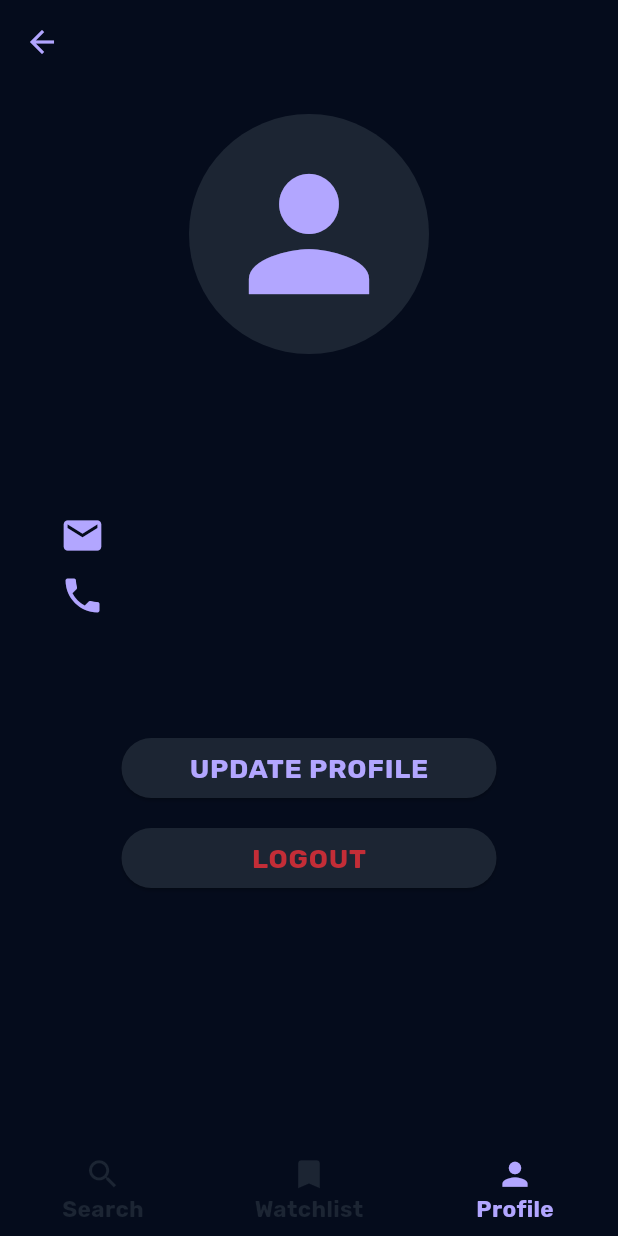
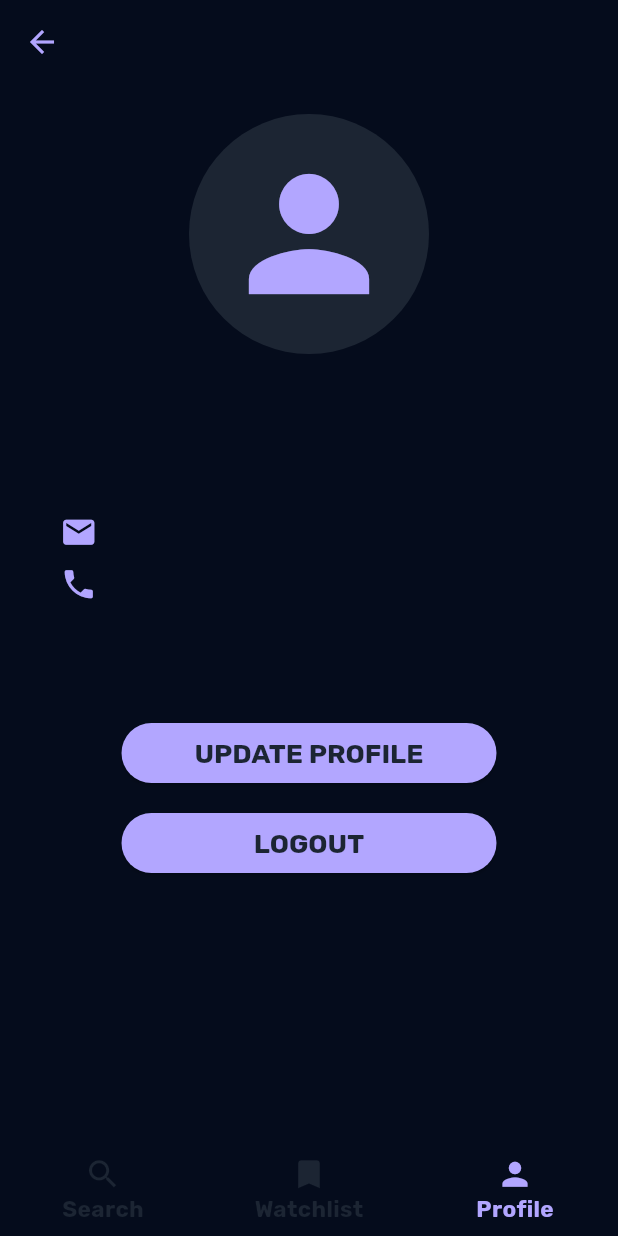
Before and after one commit to ciotirnaealexandru/flick-pick, a Flutter app: the Profile screen opened by its route, on a phone screen of 412 x 824 dp. Run offline on Flutter 3.47's test engine with Material 3 defaults, Android fonts, the phone set to English and light mode, and no system bars; our stand-ins replace cached_network_image, flutter_dotenv, flutter_rating, flutter_secure_storage, google_fonts; accounts and stored records are empty; network calls fail.

```diff
--- a/frontend/lib/components/buttons/button_models/custom_icon_button.dart
+++ b/frontend/lib/components/buttons/button_models/custom_icon_button.dart
@@ -18,10 +18,13 @@ class CustomIconButton extends StatelessWidget {
       onPressed: () => onPressed(context),
       style: ButtonStyle(
         padding: WidgetStatePropertyAll(EdgeInsets.only(left: 15, right: 20)),
+        backgroundColor: WidgetStatePropertyAll(
+          Theme.of(context).colorScheme.primary,
+        ),
       ),
       child: Row(
         children: [
-          Icon(icon, size: 25),
+          Icon(icon, size: 25, color: Theme.of(context).colorScheme.onPrimary),
           SizedBox(width: 6),
           Text(
             text,
--- a/frontend/lib/components/buttons/icon_buttons/create_deck_button.dart
+++ b/frontend/lib/components/buttons/icon_buttons/create_deck_button.dart
@@ -83,7 +83,7 @@ class _CreateDeckButtonState extends State<CreateDeckButton> {
             ),
             SizedBox(height: 10),
             CustomFilledButton(
-              onPressedFunction: () async {
+              onPressed: () async {
                 // get the text
                 final deckName = controller.text.trim();
 
--- a/frontend/lib/components/buttons/icon_buttons/filter_button.dart
+++ b/frontend/lib/components/buttons/icon_buttons/filter_button.dart
@@ -70,7 +70,7 @@ class _FilterButtonState extends State<FilterButton> {
                 ),
                 CustomFilledButton(
                   text: "Apply Filters",
-                  onPressedFunction: () => Navigator.pop(context),
+                  onPressed: () => Navigator.pop(context),
                 ),
               ],
             ),
--- a/frontend/lib/pages/profile.dart
+++ b/frontend/lib/pages/profile.dart
@@ -70,7 +70,11 @@ class _ProfileState extends State<Profile> {
                     children: [
                       Row(
                         children: [
-                          Icon(Icons.email, size: 30),
+                          Icon(
+                            Icons.email,
+                            size: 25,
+                            color: Theme.of(context).colorScheme.onPrimary,
+                          ),
                           SizedBox(width: 15),
                           Text(
                             userInfo!.email,
@@ -81,7 +85,11 @@ class _ProfileState extends State<Profile> {
                       SizedBox(height: 10),
                       Row(
                         children: [
-                          Icon(Icons.phone, size: 30),
+                          Icon(
+                            Icons.phone,
+                            size: 25,
+                            color: Theme.of(context).colorScheme.onPrimary,
+                          ),
                           SizedBox(width: 15),
                           Text(
                             userInfo!.phone ?? "No phone number.",
@@ -99,10 +107,7 @@ class _ProfileState extends State<Profile> {
                   child: ElevatedButton(
                     onPressed:
                         () => {Navigator.pushNamed(context, '/update_profile')},
-                    child: Text(
-                      "UPDATE PROFILE",
-                      style: Theme.of(context).textTheme.bodyLarge,
-                    ),
+                    child: Text("UPDATE PROFILE"),
                   ),
                 ),
                 SizedBox(height: 20),
@@ -120,12 +125,7 @@ class _ProfileState extends State<Profile> {
                       Navigator.pushReplacementNamed(context, '/login');
                     },
 
-                    child: Text(
-                      "LOGOUT",
-                      style: Theme.of(context).textTheme.bodyLarge?.copyWith(
-                        color: Theme.of(context).colorScheme.error,
-                      ),
-                    ),
+                    child: Text("LOGOUT"),
                   ),
                 ),
               ],
--- a/frontend/lib/pages/show_info.dart
+++ b/frontend/lib/pages/show_info.dart
@@ -112,7 +112,7 @@ class _ShowInfoState extends State<ShowInfo> {
                           ),
                           SizedBox(height: 20),
                           CustomFilledButton(
-                            onPressedFunction:
+                            onPressed:
                                 () => Navigator.pushNamed(
                                   context,
                                   "/add_to_watchlist",
--- a/frontend/lib/theme.dart
+++ b/frontend/lib/theme.dart
@@ -75,10 +75,10 @@ final ThemeData appTheme = ThemeData(
   // Buttons: use surface as button background and primary as text color
   elevatedButtonTheme: ElevatedButtonThemeData(
     style: ElevatedButton.styleFrom(
-      backgroundColor: _appColors.primary,
-      foregroundColor: _appColors.onPrimary,
+      backgroundColor: _appColors.onPrimary,
+      foregroundColor: _appColors.primary,
       textStyle: TextStyle(
-        fontSize: 22,
+        fontSize: 18,
         fontWeight: FontWeight.bold,
         fontFamily: AppFonts.primary,
       ),
@@ -99,8 +99,6 @@ final ThemeData appTheme = ThemeData(
     color: _appColors.onPrimary,
   ),
 
-  iconTheme: IconThemeData(color: _appColors.onPrimary),
-
   bottomNavigationBarTheme: BottomNavigationBarThemeData(
     elevation: 0,
     backgroundColor: _appColors.surface.withValues(alpha: 0.95),
```
Also changed, not shown: frontend/lib/components/buttons/button_models/custom_filled_button.dart (+5 -9 lines), frontend/lib/components/buttons/icon_buttons/edit_deck_button.dart (+4 -4 lines), frontend/lib/pages/update_profile.dart (+29 -58 lines).
